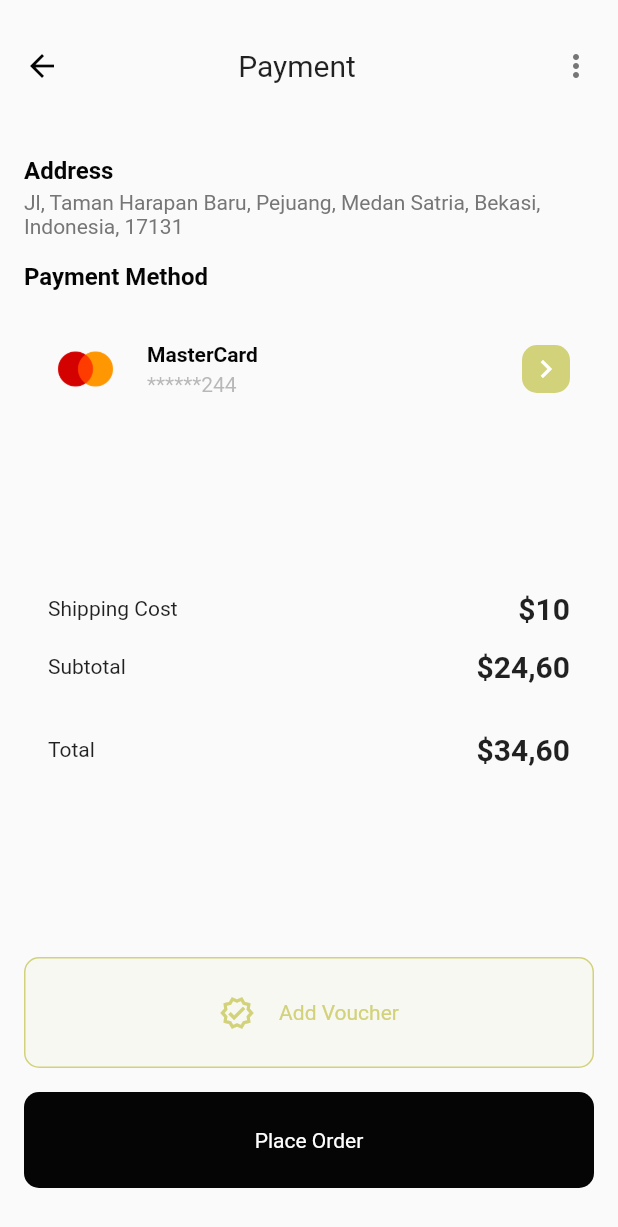
After one commit to azzamhanif/sushi_app, a Flutter app: the PaymentPage screen opened by its route, on a phone screen of 412 x 824 dp. The commit adds this screen. Shown: the top 1227 px of the screen. Run offline on Flutter 3.47's test engine with Material 2 defaults, Android fonts, the phone set to English and light mode, and no system bars; drawn by our look-alikes of entry; our stand-ins replace carousel_slider, get.

Commit message:
Sushi App - Payment Page

```diff
--- a/lib/helper/pallete.dart
+++ b/lib/helper/pallete.dart
@@ -6,7 +6,7 @@ class Palete{
   static const gradasiColor = Color(0xff151E49);
   static const primaryColor = Color(0xff050505);
   static const secondaryColor = Color(0xff767676);
-  static const accentColor = Color(0xffAF985A);
+  static const accentColor = Color(0xFFD2D27A);
 
   ///Primary Color
   // static const MaterialColor primary = MaterialColor(
--- a/lib/helper/routes.dart
+++ b/lib/helper/routes.dart
@@ -3,6 +3,7 @@ import 'package:sushi_app/view/cart_page.dart';
 import 'package:sushi_app/view/detail_product_page.dart';
 import 'package:sushi_app/view/home_page.dart';
 import 'package:sushi_app/view/onboarding_page.dart';
+import 'package:sushi_app/view/payment_page.dart';
 
 Routes(){
   return[
@@ -28,5 +29,10 @@ Routes(){
       page: ()=>CartPage(),
       transition: Transition.fadeIn
     ),
+    GetPage(
+      name: '/payment',
+      page: ()=>PaymentPage(),
+      transition: Transition.fadeIn
+    ),
   ];
 }
--- a/lib/view/cart_page.dart
+++ b/lib/view/cart_page.dart
@@ -226,6 +226,10 @@ class _CartPageState extends State<CartPage> {
               SizedBox(height: 32,),
               WidgetHelper.entryAnimation(
                 delayed: 700,
+                child: InkWell(
+                  onTap: (){
+                    Get.toNamed('/payment');
+                  },
                   child: Container(
                     width: Get.width,
                     padding: EdgeInsets.symmetric(horizontal: 8,vertical: 24),
@@ -236,7 +240,8 @@ class _CartPageState extends State<CartPage> {
                     margin: EdgeInsets.symmetric(horizontal: 16),
                     child: Align(
                       alignment: Alignment.center,
-                    child: Text('Place Order',style: TextStyle(color: Colors.white),))
+                      child: Text('Payment',style: TextStyle(color: Colors.white),))
+                  ),
                 ),
               ),
 
--- /dev/null
+++ b/lib/view/payment_page.dart
@@ -0,0 +1,327 @@
+import 'package:carousel_slider/carousel_slider.dart';
+import 'package:entry/entry.dart';
+import 'package:flutter/material.dart';
+import 'package:get/get.dart';
+import 'package:get/route_manager.dart';
+import 'package:sushi_app/helper/pallete.dart';
+import 'package:sushi_app/helper/widget_helper.dart';
+import 'package:sushi_app/model/product_model.dart';
+
+class PaymentPage extends StatefulWidget {
+  const PaymentPage({Key? key}) : super(key: key);
+
+  @override
+  State<PaymentPage> createState() => _PaymentPageState();
+}
+
+class _PaymentPageState extends State<PaymentPage> {
+  late ProductModel item;
+  var qty = 1;
+  var amount = 0.0;
+
+
+  @override
+  void initState() {
+
+    super.initState();
+  }
+
+  List<dynamic> items = [
+    {
+      'image': 'assets/sushi_1.png',
+      'subtitle': 'Nori Naki',
+      'title': 'Kamikaze Salmon',
+      'price': '8,30'
+    },
+    {
+      'image': 'assets/sushi_2.png',
+      'subtitle': 'Nori Naki',
+      'title': 'Kamikaze Salmon',
+      'price': '9,30'
+    },
+    {
+      'image': 'assets/sushi_3.png',
+      'subtitle': 'Nori Naki',
+      'title': 'Crunch Chicken',
+      'price': '7,00'
+    },
+
+  ];
+
+  Widget buildItemList({image,title,price,subtitle}){
+
+    return Container(
+      margin: EdgeInsets.only(left: 16,right: 16,bottom: 64),
+      child: Row(
+        mainAxisAlignment: MainAxisAlignment.spaceBetween,
+        children: [
+          Container(
+            child: Image.asset(image,height: 65,),
+          ),
+          SizedBox(width: 24,),
+          Expanded(
+            child: Align(
+              alignment: Alignment.topLeft,
+              child: Container(
+                child: Column(
+                  crossAxisAlignment: CrossAxisAlignment.start,
+                  children: [
+                    Text(subtitle,style: TextStyle(color: Palete.accentColor),),
+                    Text(title,style: TextStyle(color: Palete.primaryColor,fontSize: 14),),
+                    SizedBox(height: 8,),
+                    Text('\$'+price,style: TextStyle(color: Palete.primaryColor,fontSize: 16,fontWeight: FontWeight.bold),)
+                  ],
+                ),
+              ),
+            ),
+          ),
+          Container(
+            child: Column(
+              children: [
+                Text('1'),
+                SizedBox(height: 8,),
+                Container(
+                  padding: EdgeInsets.all(8),
+                  decoration: BoxDecoration(
+                    shape: BoxShape.circle,
+                    color: Palete.primaryColor
+                  ),
+                  child: Icon(Icons.add,color: Colors.white,size: 10,),
+                )
+              ],
+            ),
+          )
+        ],
+      ),
+    );
+  }
+
+  @override
+  Widget build(BuildContext context) {
+    return Scaffold(
+      body: SafeArea(
+        child: Container(
+          child: Column(
+            crossAxisAlignment: CrossAxisAlignment.start,
+            children: [
+              SizedBox(height: 32,),
+
+              Container(
+                margin: EdgeInsets.symmetric(horizontal: 16),
+                child: Row(
+                  mainAxisAlignment: MainAxisAlignment.spaceBetween,
+                  children: [
+                    Align(
+                      alignment: Alignment.topLeft,
+                      child: InkWell(
+                        onTap: (){
+                          Get.back();
+                        },
+                        child: WidgetHelper.entryAnimation(
+                          child: ClipRect(
+                            child: Icon(Icons.arrow_back,color: Palete.primaryColor,),
+                          ),
+                        ),
+                      ),
+                    ),
+                    Expanded(
+                      child: Align(
+                        alignment: Alignment.center,
+                        child: WidgetHelper.entryAnimation(
+                          child: Container(
+                            child: Text('Payment',style: TextStyle(fontSize: 20),),
+                          ),
+                        ),
+                      ),
+                    ),
+                    SizedBox(width: 16,),
+                    WidgetHelper.entryAnimation(
+                      child: Container(
+                        child: Icon(Icons.more_vert,color: Palete.secondaryColor,),
+                      ),
+                    )
+                  ],
+                ),
+              ),
+
+              SizedBox(height: 32,),
+              ///First Section
+              WidgetHelper.entryAnimation(
+                delayed: 300,
+                child: Container(
+                  margin: EdgeInsets.symmetric(horizontal: 16),
+                  width: Get.width*.5,
+                  child: Container(),
+                ),
+              ),
+              WidgetHelper.entryAnimation(
+                delayed: 300,
+                child: Container(
+                  margin: EdgeInsets.symmetric(horizontal: 16),
+                  width: Get.width*.5,
+                  child: Container()
+                ),
+              ),
+              SizedBox(height: 16,),
+
+              ///Section 2
+              Expanded(
+                child: Container(
+                  margin: EdgeInsets.symmetric(horizontal: 16),
+                  child: SingleChildScrollView(
+                    child: Column(
+                      crossAxisAlignment: CrossAxisAlignment.start,
+                      children: [
+                        WidgetHelper.entryAnimation(
+                          delayed: 300,
+                          child: Text('Address',style: TextStyle(fontSize: 16,color: Palete.primaryColor,fontWeight: FontWeight.bold),)),
+                        SizedBox(height: 4,),
+                        WidgetHelper.entryAnimation(
+                          delayed: 350,
+                          child: Text('Jl, Taman Harapan Baru, Pejuang, Medan Satria, Bekasi, Indonesia, 17131',style: TextStyle(fontSize: 14,color: Palete.secondaryColor,),)),
+                        SizedBox(height: 16,),
+                        WidgetHelper.entryAnimation(
+                          delayed: 400,
+                          child: Text('Payment Method',style: TextStyle(fontSize: 16,color: Palete.primaryColor,fontWeight: FontWeight.bold),)),
+                        SizedBox(height: 32,),
+                        WidgetHelper.entryAnimation(
+                          delayed: 450,
+                          child: Container(
+                            margin: EdgeInsets.symmetric(horizontal: 16),
+                            child: Row(
+                              mainAxisAlignment: MainAxisAlignment.spaceBetween,
+                              children: [
+                                Image.asset('assets/mastercard.png',width: 50,height: 40,),
+                                SizedBox(width: 16,),
+                                Expanded(
+                                  child: Align(
+                                    alignment: Alignment.topLeft,
+                                    child: Container(
+                                      child: Column(
+                                        crossAxisAlignment: CrossAxisAlignment.start,
+                                        children: [
+                                          Text('MasterCard',style: TextStyle(fontSize: 14,color: Palete.primaryColor,fontWeight: FontWeight.bold),),
+                                          SizedBox(height: 4,),
+                                          Text('******244',style: TextStyle(color: Palete.secondaryColor.withOpacity(.5)),)
+                                        ],
+                                      ),
+                                    ),
+                                  ),
+                                ),
+
+                                Container(
+                                  padding: EdgeInsets.all(4),
+                                  decoration: BoxDecoration(
+                                    color: Palete.accentColor,
+                                    borderRadius: BorderRadius.circular(10)
+                                  ),
+                                  child: Icon(Icons.chevron_right,color: Colors.white,),
+                                )
+                              ],
+                            ),
+                          ),
+                        ),
+
+                        SizedBox(height: 128,),
+
+                        WidgetHelper.entryAnimation(
+                          delayed: 500,
+                          child: Container(
+                              margin: EdgeInsets.symmetric(horizontal: 16),
+                              child: Row(
+                                mainAxisAlignment: MainAxisAlignment.spaceBetween,
+                                children: [
+                                  Text('Shipping Cost',),
+                                  Text('\$10',style: TextStyle(fontSize: 20,fontWeight: FontWeight.bold))
+                                ],
+                              )
+                          ),
+                        ),
+
+                        SizedBox(height: 16,),
+                        WidgetHelper.entryAnimation(
+                          delayed: 550,
+                          child: Container(
+                              margin: EdgeInsets.symmetric(horizontal: 16),
+                              child: Row(
+                                mainAxisAlignment: MainAxisAlignment.spaceBetween,
+                                children: [
+                                  Text('Subtotal',),
+                                  Text('\$24,60',style: TextStyle(fontSize: 20,fontWeight: FontWeight.bold))
+                                ],
+                              )
+                          ),
+                        ),
+                        SizedBox(height: 32,),
+                        WidgetHelper.entryAnimation(
+                          delayed: 600,
+                          child: Container(
+                              margin: EdgeInsets.symmetric(horizontal: 16),
+                              child: Row(
+                                mainAxisAlignment: MainAxisAlignment.spaceBetween,
+                                children: [
+                                  Text('Total',),
+                                  Text('\$34,60',style: TextStyle(fontSize: 20,fontWeight: FontWeight.bold))
+                                ],
+                              )
+                          ),
+                        ),
+
+                      ],
+                    ),
+                  ),
+                )
+              ),
+
+              // SizedBox(height: 32,),
+
+              ///Section 3
+              WidgetHelper.entryAnimation(
+                delayed: 700,
+                child: Container(
+                    width: Get.width,
+                    padding: EdgeInsets.symmetric(horizontal: 8,vertical: 24),
+                    decoration: BoxDecoration(
+                      color: Palete.accentColor.withOpacity(.05),
+                      borderRadius: BorderRadius.circular(10),
+                      border: Border.all(color: Palete.accentColor,)
+                    ),
+                    margin: EdgeInsets.symmetric(horizontal: 16),
+                    child: Align(
+                        alignment: Alignment.center,
+                        child: Row(
+                          mainAxisAlignment: MainAxisAlignment.center,
+                          children: [
+                            Icon(Icons.verified_outlined,color: Palete.accentColor,),
+                            SizedBox(width: 16,),
+                            Text('Add Voucher',style: TextStyle(color: Palete.accentColor,),),
+                          ],
+                        ))
+                ),
+              ),
+
+              SizedBox(height: 16,),
+              WidgetHelper.entryAnimation(
+                delayed: 700,
+                child: Container(
+                  width: Get.width,
+                  padding: EdgeInsets.symmetric(horizontal: 8,vertical: 24),
+                  decoration: BoxDecoration(
+                    color: Palete.primaryColor,
+                    borderRadius: BorderRadius.circular(10)
+                  ),
+                  margin: EdgeInsets.symmetric(horizontal: 16),
+                  child: Align(
+                    alignment: Alignment.center,
+                    child: Text('Place Order',style: TextStyle(color: Colors.white),))
+                ),
+              ),
+
+              SizedBox(height: 32,),
+            ],
+          ),
+        ),
+      ),
+    );
+  }
+}
```
Also changed, not shown: assets/mastercard.png (added). Lines whose indentation alone changed are shown as unchanged.
